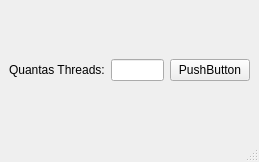
Above: GUI.ui from elcabriton/SO- before the change. Below: the same form after it.
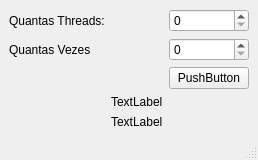
That is the form after the change.

Commit message: Interface e terminal

```diff
--- a/GUI.ui
+++ b/GUI.ui
@@ -6,8 +6,8 @@
    <rect>
     <x>0</x>
     <y>0</y>
-    <width>259</width>
-    <height>162</height>
+    <width>239</width>
+    <height>151</height>
    </rect>
   </property>
   <property name="windowTitle">
@@ -17,24 +17,48 @@
    <bool>false</bool>
   </property>
   <widget class="QWidget" name="centralwidget">
-   <layout class="QHBoxLayout" name="horizontalLayout">
-    <item>
-     <widget class="QLabel" name="label">
+   <layout class="QGridLayout" name="gridLayout">
+    <item row="5" column="1">
+     <widget class="QLabel" name="label_2">
       <property name="text">
-       <string>Quantas Threads:</string>
+       <string>TextLabel</string>
       </property>
      </widget>
     </item>
-    <item>
-     <widget class="QLineEdit" name="lineEdit"/>
+    <item row="1" column="2">
+     <widget class="QSpinBox" name="threads"/>
     </item>
-    <item>
+    <item row="2" column="2">
+     <widget class="QSpinBox" name="numero"/>
+    </item>
+    <item row="3" column="2">
      <widget class="QPushButton" name="pushButton">
       <property name="text">
        <string>PushButton</string>
       </property>
      </widget>
     </item>
+    <item row="6" column="1">
+     <widget class="QLabel" name="label_3">
+      <property name="text">
+       <string>TextLabel</string>
+      </property>
+     </widget>
+    </item>
+    <item row="1" column="0">
+     <widget class="QLabel" name="label">
+      <property name="text">
+       <string>Quantas Threads:</string>
+      </property>
+     </widget>
+    </item>
+    <item row="2" column="0">
+     <widget class="QLabel" name="label_4">
+      <property name="text">
+       <string>Quantas Vezes</string>
+      </property>
+     </widget>
+    </item>
    </layout>
   </widget>
   <widget class="QStatusBar" name="statusbar"/>
```
The commit also changes 4 other files.
